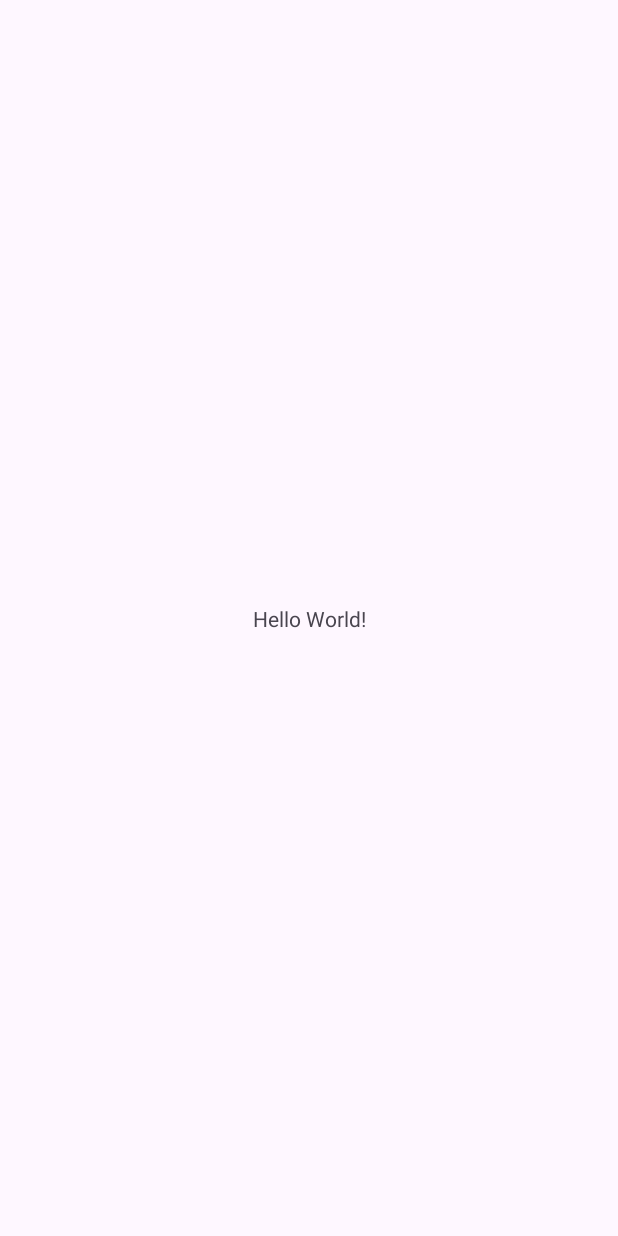
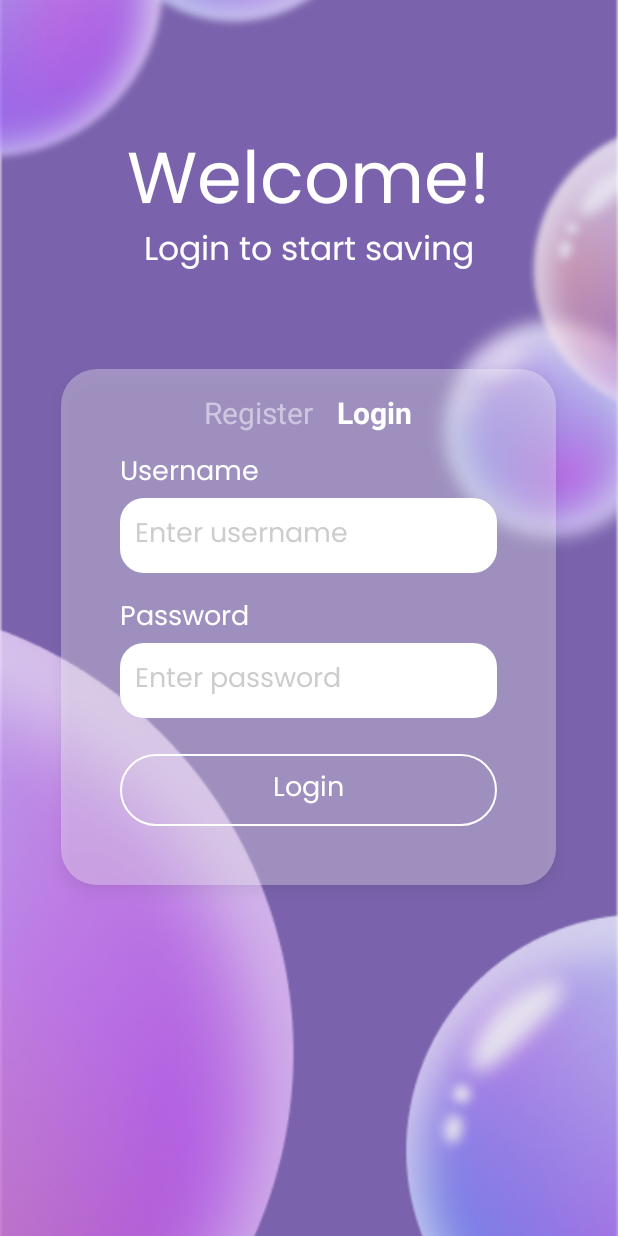
Before and after one commit to st10033925-azrahhabib/Coinverse, an Android app: the screen it shows after launch (MainActivity), on a phone screen of 412 x 824 dp. Before the commit the screen is almost empty. Run offline under Robolectric (Android 15) with nearby library versions, the phone set to English and light mode, and no system bars.

Commit message:
Created register page and cleaned up UI - also fixed colour issue with a button

```diff
--- a/app/src/main/java/vcmsa/projects/coinverse/MainActivity.kt
+++ b/app/src/main/java/vcmsa/projects/coinverse/MainActivity.kt
@@ -10,7 +10,7 @@ class MainActivity : AppCompatActivity() {
     override fun onCreate(savedInstanceState: Bundle?) {
         super.onCreate(savedInstanceState)
         enableEdgeToEdge()
-        setContentView(R.layout.activity_main)
+        setContentView(R.layout.activity_login)
         ViewCompat.setOnApplyWindowInsetsListener(findViewById(R.id.main)) { v, insets ->
             val systemBars = insets.getInsets(WindowInsetsCompat.Type.systemBars())
             v.setPadding(systemBars.left, systemBars.top, systemBars.right, systemBars.bottom)
--- a/app/src/main/res/drawable/button_bg.xml
+++ b/app/src/main/res/drawable/button_bg.xml
@@ -1,19 +1,22 @@
+<?xml version="1.0" encoding="utf-8"?>
 <selector xmlns:android="http://schemas.android.com/apk/res/android">
-    <!-- pressed state -->
+
+    <!-- Pressed state (optional) -->
     <item android:state_pressed="true">
         <shape android:shape="rectangle">
-            <stroke android:width="2dp" android:color="#FFFFFF"/>
-            <solid android:color="#40FFFFFF"/>
-            <corners android:radius="24dp"/>
+            <solid android:color="@android:color/transparent" />
+            <stroke android:width="1dp" android:color="#FFFFFF" />
+            <corners android:radius="25dp" />
         </shape>
     </item>
 
-    <!-- default state -->
+    <!-- Default state -->
     <item>
         <shape android:shape="rectangle">
-            <stroke android:width="2dp" android:color="#FFFFFF"/>
-            <solid android:color="@android:color/transparent"/>
-            <corners android:radius="24dp"/>
+            <solid android:color="@android:color/transparent" />
+            <stroke android:width="1dp" android:color="#FFFFFF" />
+            <corners android:radius="25dp" />
         </shape>
     </item>
+
 </selector>
--- a/app/src/main/res/drawable/input_bg.xml
+++ b/app/src/main/res/drawable/input_bg.xml
@@ -1,4 +1,4 @@
 <shape xmlns:android="http://schemas.android.com/apk/res/android">
-    <solid android:color="#40FFFFFF"/> <!-- translucent white -->
+    <solid android:color="#FFFFFF"/>
     <corners android:radius="16dp"/>
 </shape>
--- a/app/src/main/res/drawable/login_card_bg.xml
+++ b/app/src/main/res/drawable/login_card_bg.xml
@@ -1,4 +1,4 @@
 <shape xmlns:android="http://schemas.android.com/apk/res/android">
-    <solid android:color="#40FFFFFF"/>
+    <solid android:color="#50FFFFFF"/>
     <corners android:radius="24dp"/>
 </shape>
--- a/app/src/main/res/layout/activity_login.xml
+++ b/app/src/main/res/layout/activity_login.xml
@@ -1,9 +1,8 @@
-<?xml version="1.0" encoding="utf-8"?>
 <FrameLayout xmlns:android="http://schemas.android.com/apk/res/android"
+    android:id="@+id/main"
     android:layout_width="match_parent"
     android:layout_height="match_parent">
 
-    <!-- background -->
     <ImageView
         android:id="@+id/backgroundImage"
         android:layout_width="match_parent"
@@ -11,7 +10,6 @@
         android:src="@drawable/background"
         android:scaleType="centerCrop" />
 
-    <!-- overlay -->
     <ScrollView
         android:layout_width="match_parent"
         android:layout_height="match_parent"
@@ -24,7 +22,6 @@
             android:orientation="vertical"
             android:gravity="center_horizontal">
 
-            <!-- welcome -->
             <TextView
                 android:id="@+id/welcomeText"
                 android:layout_width="wrap_content"
@@ -45,83 +42,106 @@
                 android:fontFamily="@font/poppinsregular"
                 android:layout_marginTop="5dp" />
 
-            <!-- login card -->
+            <!-- TABS -->
             <LinearLayout
-                android:id="@+id/loginCard"
+                android:layout_width="wrap_content"
+                android:layout_height="wrap_content"
+                android:layout_marginTop="20dp"
+                android:orientation="horizontal"
+                android:layout_gravity="center_horizontal">
+
+            </LinearLayout>
+
+            <!-- Login Form -->
+
+            <FrameLayout
+                android:id="@+id/loginContainer"
                 android:layout_width="330dp"
                 android:layout_height="wrap_content"
-                android:orientation="vertical"
-                android:padding="24dp"
                 android:layout_marginTop="40dp"
                 android:background="@drawable/login_card_bg"
-                android:elevation="6dp">
+                android:elevation="6dp"
+                android:orientation="vertical"
+                android:padding="15dp"
+                android:visibility="visible">
 
-                <!-- Tabs -->
+                <include layout="@layout/partial_login_form" />
+
                 <LinearLayout
-                    android:layout_width="wrap_content"
+                    android:layout_width="match_parent"
                     android:layout_height="wrap_content"
                     android:orientation="horizontal"
-                    android:layout_gravity="center_horizontal">
+                    android:gravity="center"
+                    android:layout_marginBottom="10dp"
+                    android:layout_centerInParent="true">
 
                     <TextView
+                        android:id="@+id/registerTab"
                         android:layout_width="wrap_content"
                         android:layout_height="wrap_content"
-                        android:text="Login"
-                        android:textSize="20dp"
-                        android:textColor="#FFFFFF"
-                        android:fontFamily="@font/poppinsregular"
-                        android:layout_marginEnd="16dp" />
+                        android:text="Register"
+                        android:paddingBottom="25dp"
+                        android:clickable="true"
+                        android:textColor="#80FFFFFF"
+                        android:textSize="20dp" />
 
                     <TextView
+                        android:id="@+id/loginTab"
                         android:layout_width="wrap_content"
                         android:layout_height="wrap_content"
-                        android:fontFamily="@font/poppinsregular"
+                        android:layout_marginStart="16dp"
+                        android:text="Login"
+                        android:paddingBottom="25dp"
+                        android:textColor="#FFFFFF"
+                        android:textSize="20dp"
+                        android:clickable="true"
+                        android:textStyle="bold" />
+                </LinearLayout>
+            </FrameLayout>
+
+            <!-- Register Form -->
+            <FrameLayout
+                android:id="@+id/registerContainer"
+                android:layout_width="330dp"
+                android:layout_height="wrap_content"
+                android:layout_marginTop="40dp"
+                android:background="@drawable/login_card_bg"
+                android:elevation="6dp"
+                android:orientation="vertical"
+                android:padding="15dp"
+                android:visibility="gone">
+
+                <LinearLayout
+                    android:layout_width="match_parent"
+                    android:layout_height="wrap_content"
+                    android:orientation="horizontal"
+                    android:gravity="center"
+                    android:layout_marginBottom="10dp"
+                    android:layout_centerInParent="true">
+
+                    <TextView
+                        android:id="@+id/registerTabSelected"
+                        android:layout_width="wrap_content"
+                        android:layout_height="wrap_content"
                         android:text="Register"
-                        android:textColor="#D3BDEB"
-                        android:textSize="20dp" />
+                        android:textColor="#FFFFFF"
+                        android:textSize="20dp"
+                        android:textStyle="bold"/>
+
+                    <TextView
+                        android:id="@+id/loginTabUnselected"
+                        android:layout_width="wrap_content"
+                        android:layout_height="wrap_content"
+                        android:layout_marginStart="16dp"
+                        android:text="Login"
+                        android:textColor="#80FFFFFF"
+                        android:textSize="20dp"
+                        android:textStyle="" />
                 </LinearLayout>
 
-                <!-- Username -->
-                <EditText
-                    android:id="@+id/usernameInput"
-                    android:layout_width="match_parent"
-                    android:layout_height="wrap_content"
-                    android:hint="Enter username"
-                    android:layout_marginTop="16dp"
-                    android:background="@drawable/input_bg"
-                    android:padding="12dp"
-                    android:fontFamily="@font/poppinsregular"
-                    android:textColor="#FFFFFF"
-                    android:textColorHint="#FFFFFF" />
+                <include layout="@layout/partial_register_form" />
+            </FrameLayout>
 
-                <!-- Password -->
-                <EditText
-                    android:id="@+id/passwordInput"
-                    android:layout_width="match_parent"
-                    android:layout_height="wrap_content"
-                    android:hint="Enter password"
-                    android:layout_marginTop="16dp"
-                    android:background="@drawable/input_bg"
-                    android:padding="12dp"
-                    android:textColor="#FFFFFF"
-                    android:fontFamily="@font/poppinsregular"
-                    android:textColorHint="#FFFFFF"
-                    android:inputType="textPassword" />
-
-                <!-- confirm button -->
-                <Button
-                    android:id="@+id/confirmButton"
-                    android:layout_width="match_parent"
-                    android:layout_height="wrap_content"
-                    android:layout_marginTop="24dp"
-                    android:background="@drawable/button_bg"
-                    android:backgroundTint="#FFFFFF"
-                    android:fontFamily="@font/poppinsregular"
-                    android:style="@null"
-                    android:text="Confirm"
-                    android:textColor="#FFFFFF"
-                    android:textSize="18dp" />
-            </LinearLayout>
         </LinearLayout>
     </ScrollView>
 </FrameLayout>
--- a/app/src/main/res/layout/activity_main.xml
+++ b/app/src/main/res/layout/activity_main.xml
@@ -1,19 +1,6 @@
 <?xml version="1.0" encoding="utf-8"?>
 <androidx.constraintlayout.widget.ConstraintLayout xmlns:android="http://schemas.android.com/apk/res/android"
-    xmlns:app="http://schemas.android.com/apk/res-auto"
-    xmlns:tools="http://schemas.android.com/tools"
-    android:id="@+id/main"
     android:layout_width="match_parent"
-    android:layout_height="match_parent"
-    tools:context=".MainActivity">
-
-    <TextView
-        android:layout_width="wrap_content"
-        android:layout_height="wrap_content"
-        android:text="Hello World!"
-        app:layout_constraintBottom_toBottomOf="parent"
-        app:layout_constraintEnd_toEndOf="parent"
-        app:layout_constraintStart_toStartOf="parent"
-        app:layout_constraintTop_toTopOf="parent" />
+    android:layout_height="match_parent">
 
 </androidx.constraintlayout.widget.ConstraintLayout>
--- /dev/null
+++ b/app/src/main/res/layout/partial_login_form.xml
@@ -0,0 +1,69 @@
+<LinearLayout xmlns:android="http://schemas.android.com/apk/res/android"
+    android:layout_width="match_parent"
+    android:layout_height="wrap_content"
+    android:orientation="vertical"
+    android:padding="24dp">
+
+
+    <!-- Username -->
+    <TextView
+        android:id="@+id/textViewUsername"
+        android:layout_width="match_parent"
+        android:layout_height="wrap_content"
+        android:layout_marginTop="15dp"
+        android:fontFamily="@font/poppinsregular"
+        android:text="Username"
+        android:textColor="#FFFFFF"
+        android:textSize="18sp" />
+
+    <EditText
+        android:id="@+id/usernameInput"
+        android:layout_width="match_parent"
+        android:layout_height="wrap_content"
+        android:layout_marginTop="1dp"
+        android:background="@drawable/input_bg"
+        android:fontFamily="@font/poppinsregular"
+        android:hint="Enter username"
+        android:padding="10dp"
+        android:textColor="#000000"
+        android:textColorHint="#809A9A9A" />
+
+    <!-- Password -->
+    <TextView
+        android:id="@+id/textViewPassword"
+        android:layout_width="match_parent"
+        android:layout_height="wrap_content"
+        android:layout_marginTop="15dp"
+        android:fontFamily="@font/poppinsregular"
+        android:text="Password"
+        android:textColor="#FFFFFF"
+        android:textSize="18sp" />
+
+    <EditText
+        android:id="@+id/passwordInput"
+        android:layout_width="match_parent"
+        android:layout_height="wrap_content"
+        android:layout_marginTop="1dp"
+        android:background="@drawable/input_bg"
+        android:fontFamily="@font/poppinsregular"
+        android:hint="Enter password"
+        android:inputType="textPassword"
+        android:padding="10dp"
+        android:textColor="#000000"
+        android:textColorHint="#809A9A9A" />
+
+
+    <!-- confirm button -->
+    <androidx.appcompat.widget.AppCompatButton
+        android:id="@+id/confirmButton"
+        android:layout_width="match_parent"
+        android:layout_height="wrap_content"
+        android:layout_marginTop="24dp"
+        android:background="@drawable/button_bg"
+        android:fontFamily="@font/poppinsregular"
+        android:text="Login"
+        android:textAllCaps="false"
+        android:textColor="#FFFFFF"
+        android:textSize="18sp"
+        android:stateListAnimator="@null" />
+</LinearLayout>
--- a/app/src/main/res/values/colors.xml
+++ b/app/src/main/res/values/colors.xml
@@ -2,4 +2,5 @@
 <resources>
     <color name="black">#FF000000</color>
     <color name="white">#FFFFFFFF</color>
+    <color name="grey">#DEDEDE</color>
 </resources>
```
Also changed, not shown: app/src/main/java/vcmsa/projects/coinverse/Login.kt (+35 -0 lines), app/src/main/res/layout/partial_register_form.xml (added, +80 -0 lines).
